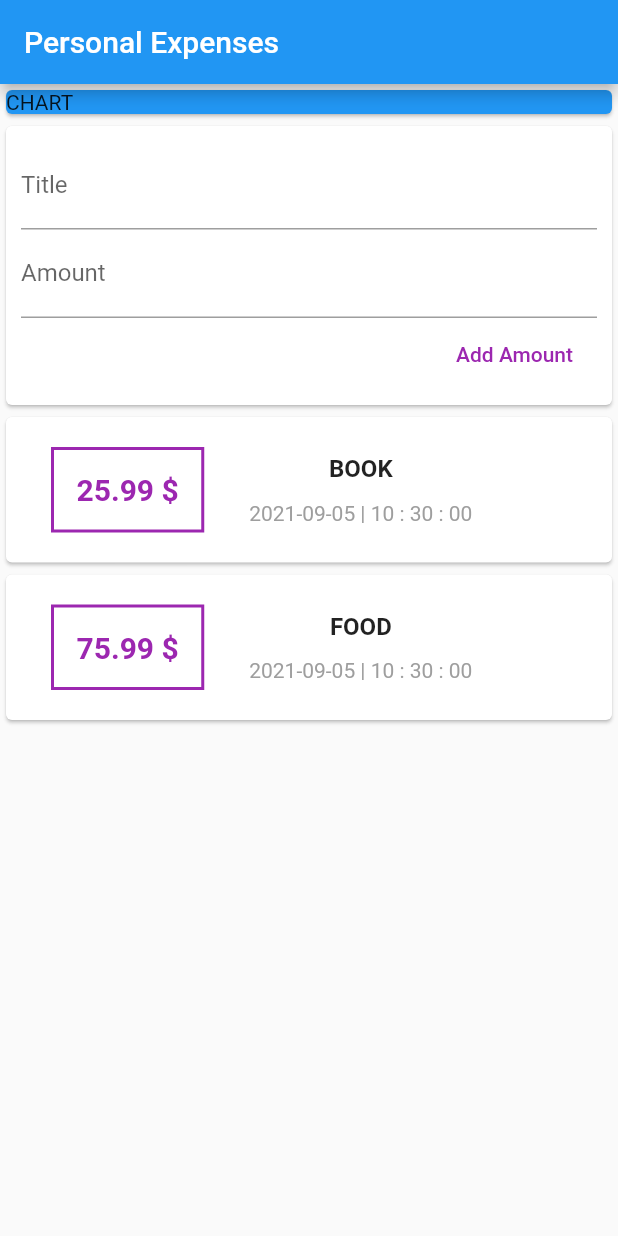
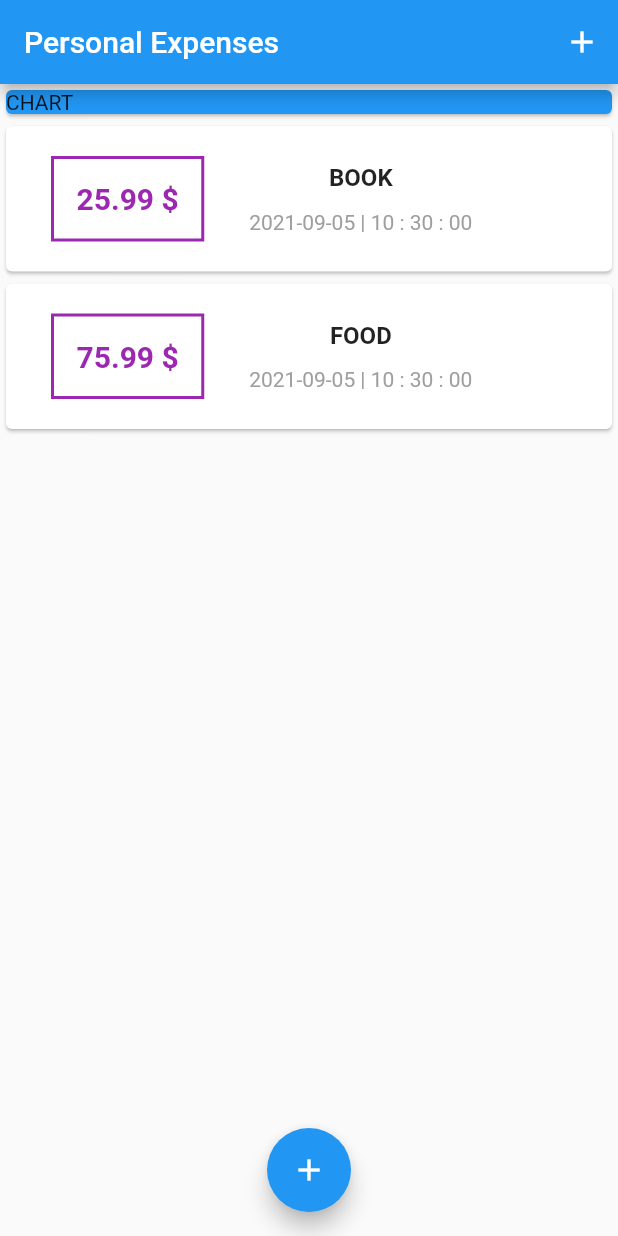
Before and after one commit to MeTi-DeV/Personal-Expenses-flutter, a Flutter app: the screen it shows after launch, on a phone screen of 412 x 824 dp. Run offline on Flutter 3.47's test engine with Material 2 defaults, Android fonts, the phone set to English and light mode, and no system bars.

Commit message:
delete user_transaction file and change main to St

```diff
--- a/lib/main.dart
+++ b/lib/main.dart
@@ -1,5 +1,7 @@
 import 'package:flutter/material.dart';
-import './widgets/user_transactions.dart';
+import './widgets/new_transaction.dart';
+import './widgets/transaction_list.dart';
+import '../models/transaction.dart';
 
 void main() => runApp(MyApp());
 
@@ -13,11 +15,65 @@ class MyApp extends StatelessWidget {
     );
   }
 }
+//comment 1 : for build my app with 2 add buttons i make my main widget as StatefulWidget at this time
+//comment 2 :then move all atributes of user_transactions to this file
+class MyHomePage extends StatefulWidget {
+  @override
+  _MyHomePageState createState() => _MyHomePageState();
+}
 
-class MyHomePage extends StatelessWidget {
+class _MyHomePageState extends State<MyHomePage> {
+  void _addNewTransaction(String txTitle, double txAmount) {
+    final newTx = Transaction(
+      id: DateTime.now().toString(),
+      title: txTitle,
+      amount: txAmount,
+      date: DateTime.now(),
+    );
+    setState(() {
+      _userTransactions.add(newTx);
+    });
+  }
+  void _startaddNewTransaction(BuildContext ctx) {
+//comment 6 : use showModalBottomSheet is a Widget with 2 arguments context and builder
+//context argument: we get data from parent function like _startaddNewTransaction and pass it to context argument
+//builder argument: its an anonymous function with unnecessary arguments for us will be created
+    showModalBottomSheet(
+        context: ctx,
+        builder: (_) {
+         //comment 7 :GestureDetector it a widget that we use it when we need catched an our widget
+        //like NewTransaction that when we tap on NewTransaction we dont want to hide that
+        //(this widget was used for older flutter version ,its set to default for this widget for current version)
+          return GestureDetector(
+        //behavior  and onTap
+        //onTap is an anonymous function !important
+        //behavior it has an enum widget by HitTestBehavior.opaque
+            onTap: (){},
+            behavior: HitTestBehavior.opaque,
+            child: NewTransaction(_addNewTransaction),
+          );
+        });
+  }
+
+  final List<Transaction> _userTransactions = [
+    Transaction(id: 't1', title: 'book', amount: 25.99, date: DateTime.now()),
+    Transaction(id: 't2', title: 'food', amount: 75.99, date: DateTime.now()),
+  ];
+
   Widget build(BuildContext context) {
     return Scaffold(
-      appBar: AppBar(title: Text('Personal Expenses')),
+      appBar: AppBar(
+        title: Text('Personal Expenses'),
+        //comment 3 : for add an icon to AppBar we have to add actions and inside it we can define our widgets
+
+        actions: [
+          //comment 4 :  widget of AppBar icon is IconButton and has 2 atributes onPressed: resive our addHandller function
+          //second atribute is icon that we choose our icon
+          IconButton(
+              onPressed: () => _startaddNewTransaction(context),
+              icon: Icon(Icons.add))
+        ],
+      ),
       body: SingleChildScrollView(
         child: Column(
           // mainAxisAlignment: MainAxisAlignment.spaceAround,
@@ -30,10 +86,16 @@ class MyHomePage extends StatelessWidget {
                 child: Text('CHART'),
               ),
             ),
-            UserTransaction()
+            TransactionList(_userTransactions),
           ],
         ),
       ),
+      //comment 5 : floatingActionButton its make an other button that is down of the screen
+      //i use it for buttons that do same work
+      floatingActionButton: FloatingActionButton(
+          child: Icon(Icons.add),
+          onPressed: () => _startaddNewTransaction(context)),
+      floatingActionButtonLocation: FloatingActionButtonLocation.centerFloat,
     );
   }
 }
--- a/lib/widgets/new_transaction.dart
+++ b/lib/widgets/new_transaction.dart
@@ -1,4 +1,4 @@
-import 'package:flutter/material.dart';
+    import 'package:flutter/material.dart';
 
 class NewTransaction extends StatelessWidget {
   final Function addTxHandller;
@@ -20,7 +20,7 @@ class NewTransaction extends StatelessWidget {
 
     return Card(
       child: Container(
-        padding: EdgeInsets.all(10),
+
         child: Column(
           crossAxisAlignment: CrossAxisAlignment.end,
           children: [
--- a/lib/widgets/user_transactions.dart
+++ /dev/null
@@ -1,36 +0,0 @@
-import 'package:flutter/material.dart';
-import './transaction_list.dart';
-import './new_transaction.dart';
-import '../models/transaction.dart';
-
-class UserTransaction extends StatefulWidget {
-  @override
-  _UserTransactionState createState() => _UserTransactionState();
-}
-
-class _UserTransactionState extends State<UserTransaction> {
-  final List<Transaction> _userTransactions = [
-    Transaction(id: 't1', title: 'book', amount: 25.99, date: DateTime.now()),
-    Transaction(id: 't2', title: 'food', amount: 75.99, date: DateTime.now()),
-  ];
-  void _addNewTransaction(String txTitle, double txAmount) {
-    final newTx = Transaction(
-      id: DateTime.now().toString(),
-      title: txTitle,
-      amount: txAmount,
-      date: DateTime.now(),
-    );
-    setState((){
-_userTransactions.add(newTx);
-  });
-  }
-
-
-  @override
-  Widget build(BuildContext context) {
-    return Column(children: [
-      NewTransaction(_addNewTransaction),
-      TransactionList(_userTransactions),
-    ]);
-  }
-}
```
